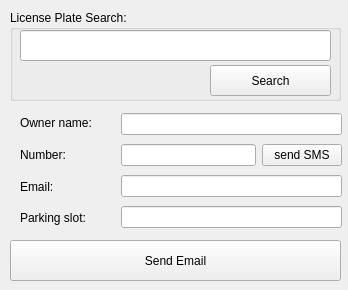
This is ui/send_information.ui in leonardin999/Smart-Parking-System as Qt 5 draws it before an edit. The edited form follows.
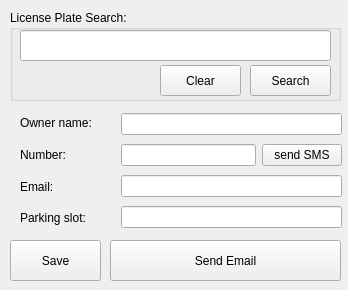
This is the edited form.

```diff
--- a/ui/send_information.ui
+++ b/ui/send_information.ui
@@ -26,17 +26,17 @@
     <property name="title">
      <string>License Plate Search:</string>
     </property>
-    <widget class="QPushButton" name="btn_search">
+    <widget class="QPushButton" name="btn_clear">
      <property name="geometry">
       <rect>
-       <x>200</x>
+       <x>150</x>
        <y>55</y>
-       <width>121</width>
+       <width>81</width>
        <height>31</height>
       </rect>
      </property>
      <property name="text">
-      <string>Search</string>
+      <string>Clear</string>
      </property>
     </widget>
     <widget class="QLineEdit" name="license_search">
@@ -49,6 +49,19 @@
       </rect>
      </property>
     </widget>
+    <widget class="QPushButton" name="btn_search">
+     <property name="geometry">
+      <rect>
+       <x>240</x>
+       <y>55</y>
+       <width>81</width>
+       <height>31</height>
+      </rect>
+     </property>
+     <property name="text">
+      <string>Search</string>
+     </property>
+    </widget>
    </widget>
    <widget class="QWidget" name="layoutWidget4_2">
     <property name="geometry">
@@ -93,9 +106,9 @@
    <widget class="QPushButton" name="pushButton_3">
     <property name="geometry">
      <rect>
-      <x>10</x>
+      <x>110</x>
       <y>240</y>
-      <width>331</width>
+      <width>231</width>
       <height>41</height>
      </rect>
     </property>
@@ -138,6 +151,19 @@
      </item>
     </layout>
    </widget>
+   <widget class="QPushButton" name="btn_save">
+    <property name="geometry">
+     <rect>
+      <x>10</x>
+      <y>240</y>
+      <width>91</width>
+      <height>41</height>
+     </rect>
+    </property>
+    <property name="text">
+     <string>Save</string>
+    </property>
+   </widget>
   </widget>
  </widget>
  <resources/>
```
Left out of the diff: 2 changed lines with no effect on the pictures.
